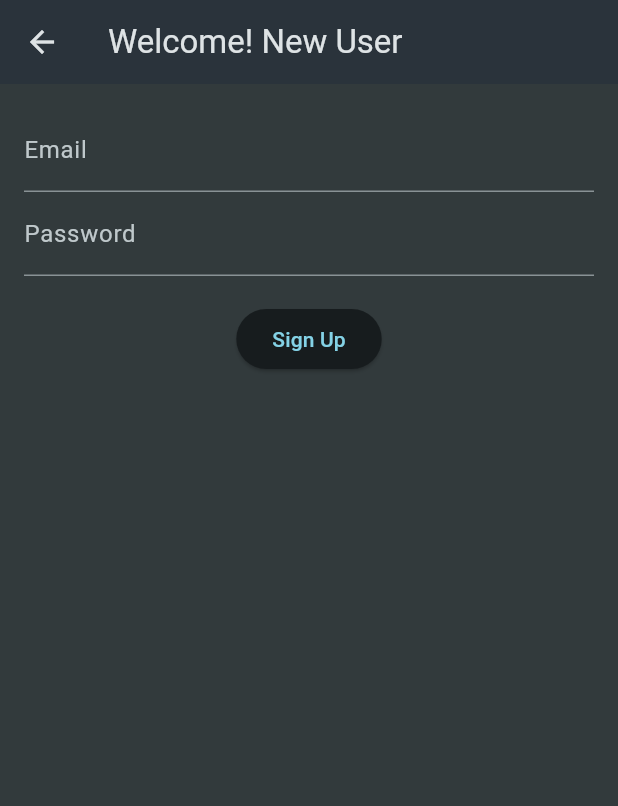
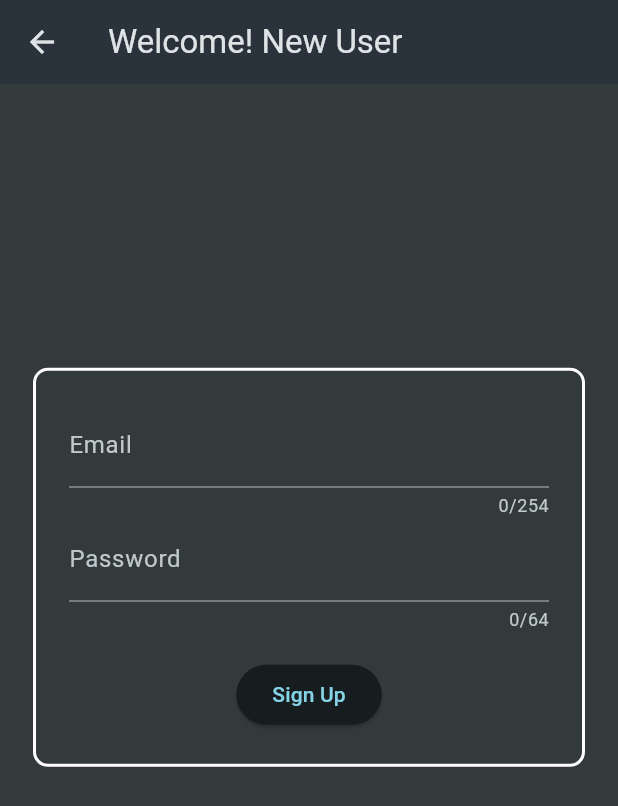
Before and after one commit to neeraj-bhatt/flutter-projects, a Flutter app: the SignUpScreen screen opened directly, on a phone screen of 412 x 824 dp. Shown: the top 806 px of the screen. Run offline on Flutter 3.47's test engine with Material 3 defaults, Android fonts, the phone set to English and light mode, and no system bars; our stand-ins replace firebase_auth, firebase_core, flutter_riverpod, google_fonts, transparent_image; accounts and stored records are empty; network calls fail.

Commit message:
signIn logIn validator and Ui update (shopping-list)

```diff
--- a/shopping_list/lib/screens/authentication/sign_up.dart
+++ b/shopping_list/lib/screens/authentication/sign_up.dart
@@ -16,15 +16,17 @@ class _SignUpScreenState extends State<SignUpScreen> {
   final _auth = FirebaseAuth.instance;
   final _emailController = TextEditingController();
   final _passwordController = TextEditingController();
+  final _formKey = GlobalKey<FormState>();
 
   @override
-  void dispose(){
+  void dispose() {
     _emailController.dispose();
     _passwordController.dispose();
     super.dispose();
   }
 
   Future<void> _signUp() async {
+    if(!_formKey.currentState!.validate()) return;
     try {
       await _auth.createUserWithEmailAndPassword(
         email: _emailController.text.trim(),
@@ -36,9 +38,13 @@ class _SignUpScreenState extends State<SignUpScreen> {
           const SnackBar(content: Text("SignUp Successful!")),
         );
       }
-      Navigator.pushReplacement(context, MaterialPageRoute(builder: (context) => const GroceryListScreen(),)); // to home screen
+      Navigator.pushReplacement(
+          context,
+          MaterialPageRoute(
+            builder: (context) => const GroceryListScreen(),
+          )); // to home screen
     } catch (e) {
-      if (context.mounted){
+      if (context.mounted) {
         ScaffoldMessenger.of(context).showSnackBar(
           const SnackBar(content: Text("Error")),
         );
@@ -52,18 +58,54 @@ class _SignUpScreenState extends State<SignUpScreen> {
       appBar: AppBar(
         title: const Text("Welcome! New User"),
       ),
-      body: Padding(
-        padding: const EdgeInsets.all(16.0),
+      body: Center(
+        child: Container(
+          margin: EdgeInsets.only(
+              left: 22.0,
+              right: 22.0,
+              bottom: MediaQuery.of(context).size.width * 0.3),
+          padding: const EdgeInsets.all(22.0),
+          decoration: BoxDecoration(
+              borderRadius: BorderRadius.circular(10),
+              shape: BoxShape.rectangle,
+              border: Border.all(color: Colors.white, width: 2)),
+          child: Form(
+            key: _formKey,
             child: Column(
+              mainAxisSize: MainAxisSize.min,
               children: [
-            TextField(
+                TextFormField(
                   controller: _emailController,
                   decoration: InputDecoration(labelText: "Email"),
+                  maxLength: 254,
+                  validator: (value) {
+                    if (value == null || value.isEmpty) {
+                      return "Email is required";
+                    } else if (!RegExp(
+                            r"^[a-zA-Z0-9._%+-]+@[a-zA-Z0-9.-]+\.[a-zA-Z]{2,}$")
+                        .hasMatch(value)) {
+                      return "Enter a valid Email";
+                    } else if (value.length > 254) {
+                      return "Email is too long (max 254 Characters)";
+                    }
+                    return null;
+                  },
                 ),
-            TextField(
+                TextFormField(
                   controller: _passwordController,
                   decoration: InputDecoration(labelText: "Password"),
                   obscureText: true,
+                  maxLength: 64,
+                  validator: (value) {
+                    if (value == null || value.isEmpty) {
+                      return "Password is required";
+                    } else if (value.length < 8) {
+                      return "Password is too short (at least 8 characters";
+                    } else if (value.length > 64) {
+                      return "Password is too long (max 64 characters";
+                    }
+                    return null;
+                  },
                 ),
                 const SizedBox(
                   height: 18.0,
@@ -77,6 +119,8 @@ class _SignUpScreenState extends State<SignUpScreen> {
               ],
             ),
           ),
+        ),
+      ),
     );
   }
 }
```
Also changed, not shown: shopping_list/lib/screens/authentication/log_in.dart (+53 -10 lines). Lines whose indentation alone changed are shown as unchanged.
